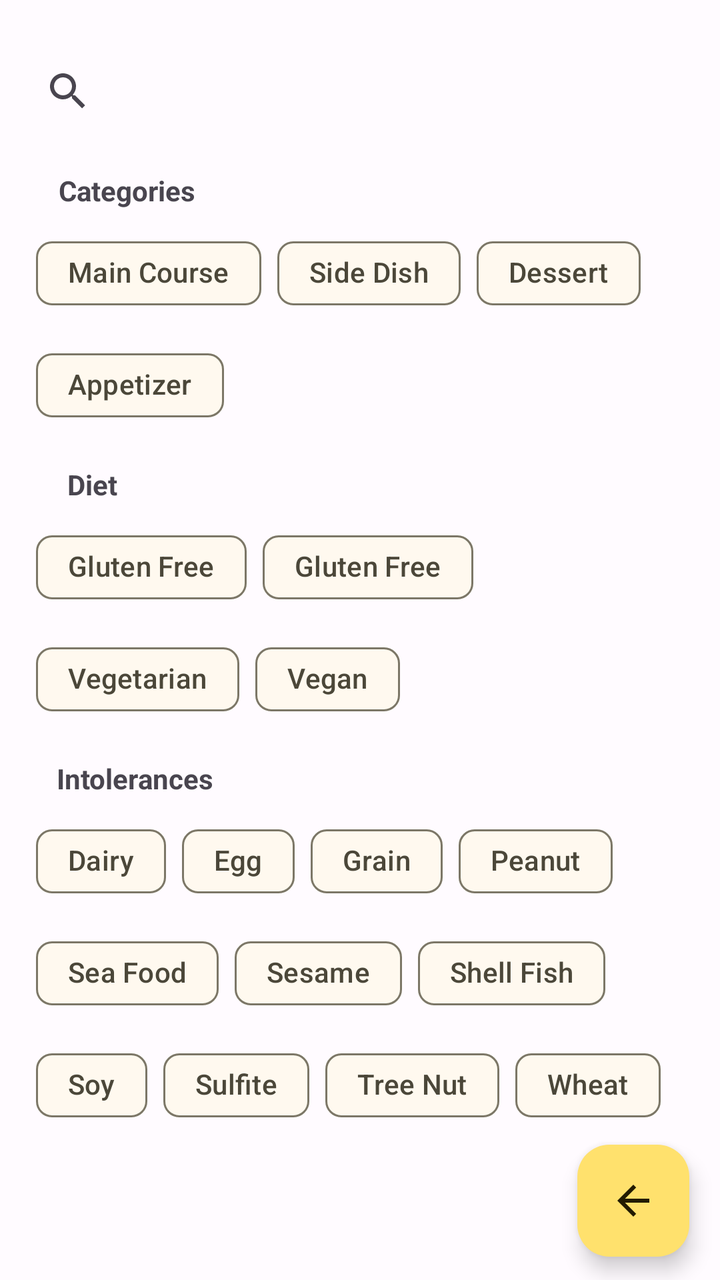
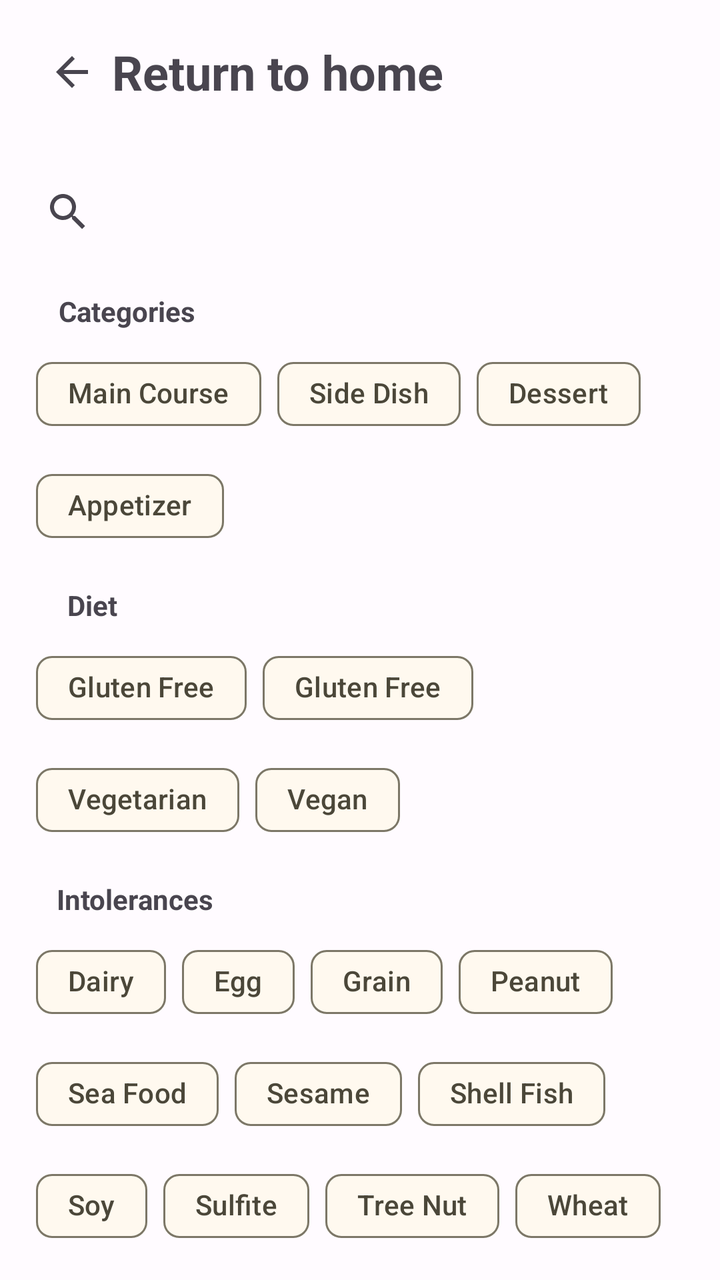

Screens rendered from an Android XML layout before and after an edit, with the pre-edit source and the edit as a unified diff.
<!-- AndroidManifest.xml: application theme Theme.Food_alchemy -->
<!-- res/layout/fragment_search.xml -->
<?xml version="1.0" encoding="utf-8"?>
<androidx.constraintlayout.widget.ConstraintLayout xmlns:android="http://schemas.android.com/apk/res/android"
    xmlns:app="http://schemas.android.com/apk/res-auto"
    xmlns:tools="http://schemas.android.com/tools"
    android:layout_width="match_parent"
    android:layout_height="match_parent"
    tools:context=".ui.main.MainActivity">

    
    <SearchView
        android:id="@+id/searchView"
        android:layout_width="match_parent"
        android:layout_height="wrap_content"
        android:layout_below="@id/chip_group_categories"
        android:layout_marginTop="10dp"
        android:queryHint="Search..."
        app:iconifiedByDefault="false"
        android:clickable="true"
        android:layout_marginStart="10dp"
        android:layout_marginEnd="10dp"
        app:layout_constraintBottom_toBottomOf="parent"
        app:layout_constraintEnd_toEndOf="parent"
        app:layout_constraintStart_toStartOf="parent"
        app:layout_constraintTop_toTopOf="parent"
        app:layout_constraintVertical_bias="0.02"
        android:focusable="true" />

    <com.google.android.material.chip.ChipGroup
        android:id="@+id/chip_ingredients"
        android:layout_width="match_parent"
        android:layout_height="wrap_content"
        app:layout_constraintStart_toStartOf="parent"
        app:layout_constraintEnd_toEndOf="parent"
        app:layout_constraintTop_toBottomOf="@id/searchView"
        app:layout_constraintBottom_toTopOf="@id/text_categories">

    </com.google.android.material.chip.ChipGroup>

    
    <TextView
        android:id="@+id/text_categories"
        android:layout_width="wrap_content"
        android:layout_height="wrap_content"
        android:text="@string/categories"
        android:layout_marginTop="16dp"
        android:textStyle="bold"
        app:layout_constraintStart_toStartOf="parent"
        app:layout_constraintEnd_toEndOf="parent"
        app:layout_constraintTop_toBottomOf="@id/chip_ingredients"
        app:layout_constraintBottom_toTopOf="@id/chip_group_categories"
        app:layout_constraintHorizontal_bias="0.1" />


    <com.google.android.material.chip.ChipGroup
        android:id="@+id/chip_group_categories"
        android:layout_width="match_parent"
        android:layout_height="wrap_content"
        android:layout_below="@id/text_categories"
        android:layout_marginTop="8dp"
        app:singleSelection="true"
        android:layout_marginStart="18dp"
        android:layout_marginEnd="18dp"
        app:layout_constraintStart_toStartOf="parent"
        app:layout_constraintEnd_toEndOf="parent"
        app:layout_constraintTop_toBottomOf="@id/text_categories"
        app:layout_constraintBottom_toTopOf="@id/text_diet">


        <com.google.android.material.chip.Chip
            android:id="@+id/chip_main_course"
            style="@style/Widget.Material3.Chip.Filter"
            android:layout_width="wrap_content"
            android:layout_height="wrap_content"
            android:checked="false"
            android:text="@string/main_course" />

        <com.google.android.material.chip.Chip
            android:id="@+id/chip_side_dish"
            style="@style/Widget.Material3.Chip.Filter"
            android:layout_width="wrap_content"
            android:layout_height="wrap_content"
            android:checked="false"
            android:text="@string/side_dish" />

        <com.google.android.material.chip.Chip
            android:id="@+id/chip_dessert"
            style="@style/Widget.Material3.Chip.Filter"
            android:layout_width="wrap_content"
            android:layout_height="wrap_content"
            android:checked="false"
            android:text="@string/dessert" />

        <com.google.android.material.chip.Chip
            android:id="@+id/chip_appetizer"
            style="@style/Widget.Material3.Chip.Filter"
            android:layout_width="wrap_content"
            android:layout_height="wrap_content"
            android:checked="false"
            android:text="@string/appetizer" />

        
        

    </com.google.android.material.chip.ChipGroup>

    
    <TextView
        android:id="@+id/text_diet"
        android:layout_width="wrap_content"
        android:layout_height="wrap_content"
        android:text="@string/diet"
        android:layout_below="@id/searchView"
        android:layout_marginTop="16dp"
        android:textStyle="bold"
        app:layout_constraintStart_toStartOf="parent"
        app:layout_constraintEnd_toEndOf="parent"
        app:layout_constraintTop_toBottomOf="@id/chip_group_categories"
        app:layout_constraintBottom_toTopOf="@id/chip_group_diet"
        app:layout_constraintHorizontal_bias="0.1"/>

    <com.google.android.material.chip.ChipGroup
        android:id="@+id/chip_group_diet"
        android:layout_width="match_parent"
        android:layout_height="wrap_content"
        android:layout_below="@id/text_diet"
        android:layout_marginTop="8dp"
        android:layout_marginStart="18dp"
        android:layout_marginEnd="18dp"
        app:singleSelection="false"
        app:layout_constraintStart_toStartOf="parent"
        app:layout_constraintEnd_toEndOf="parent"
        app:layout_constraintTop_toBottomOf="@id/text_diet"
        app:layout_constraintBottom_toTopOf="@id/text_intolerances">

        <com.google.android.material.chip.Chip
            android:id="@+id/no_diet"
            style="@style/Widget.Material3.Chip.Filter"
            android:layout_width="wrap_content"
            android:layout_height="wrap_content"
            android:checked="false"
            android:text="@string/gluten_free" />

        <com.google.android.material.chip.Chip
            android:id="@+id/gluten_free"
            style="@style/Widget.Material3.Chip.Filter"
            android:layout_width="wrap_content"
            android:layout_height="wrap_content"
            android:checked="false"
            android:text="@string/gluten_free" />

        <com.google.android.material.chip.Chip
            android:id="@+id/vegetarian"
            style="@style/Widget.Material3.Chip.Filter"
            android:layout_width="wrap_content"
            android:layout_height="wrap_content"
            android:checked="false"
            android:text="@string/vegetarian" />

        <com.google.android.material.chip.Chip
            android:id="@+id/vegan"
            style="@style/Widget.Material3.Chip.Filter"
            android:layout_width="wrap_content"
            android:layout_height="wrap_content"
            android:checked="false"
            android:text="@string/vegan" />
        
        

    </com.google.android.material.chip.ChipGroup>

    
    <TextView
        android:id="@+id/text_intolerances"
        android:layout_width="wrap_content"
        android:layout_height="wrap_content"
        android:text="@string/intolerances"
        android:layout_below="@id/chip_group_diet"
        android:layout_marginTop="16dp"
        android:textStyle="bold"
        app:layout_constraintStart_toStartOf="parent"
        app:layout_constraintEnd_toEndOf="parent"
        app:layout_constraintTop_toBottomOf="@id/chip_group_diet"
        app:layout_constraintBottom_toTopOf="@id/chip_group_intolerances"
        app:layout_constraintHorizontal_bias="0.1"/>

    <com.google.android.material.chip.ChipGroup
        android:id="@+id/chip_group_intolerances"
        android:layout_width="match_parent"
        android:layout_height="wrap_content"
        android:layout_below="@id/text_intolerances"
        android:layout_marginTop="8dp"
        android:layout_marginStart="18dp"
        android:layout_marginEnd="18dp"
        app:singleSelection="false"
        app:layout_constraintStart_toStartOf="parent"
        app:layout_constraintEnd_toEndOf="parent"
        app:layout_constraintTop_toBottomOf="@id/text_intolerances">

        <com.google.android.material.chip.Chip
            android:id="@+id/dairy"
            style="@style/Widget.Material3.Chip.Filter"
            android:layout_width="wrap_content"
            android:layout_height="wrap_content"
            android:checked="false"
            android:text="@string/dairy" />

        <com.google.android.material.chip.Chip
            android:id="@+id/egg"
            style="@style/Widget.Material3.Chip.Filter"
            android:layout_width="wrap_content"
            android:layout_height="wrap_content"
            android:checked="false"
            android:text="@string/egg" />

        <com.google.android.material.chip.Chip
            android:id="@+id/grain"
            style="@style/Widget.Material3.Chip.Filter"
            android:layout_width="wrap_content"
            android:layout_height="wrap_content"
            android:checked="false"
            android:text="@string/grain" />

        <com.google.android.material.chip.Chip
            android:id="@+id/peanut"
            style="@style/Widget.Material3.Chip.Filter"
            android:layout_width="wrap_content"
            android:layout_height="wrap_content"
            android:checked="false"
            android:text="@string/peanut" />

        <com.google.android.material.chip.Chip
            android:id="@+id/sea_food"
            style="@style/Widget.Material3.Chip.Filter"
            android:layout_width="wrap_content"
            android:layout_height="wrap_content"
            android:checked="false"
            android:text="@string/sea_food" />

        <com.google.android.material.chip.Chip
            android:id="@+id/sesame"
            style="@style/Widget.Material3.Chip.Filter"
            android:layout_width="wrap_content"
            android:layout_height="wrap_content"
            android:checked="false"
            android:text="@string/sesame" />

        <com.google.android.material.chip.Chip
            android:id="@+id/shell_fish"
            style="@style/Widget.Material3.Chip.Filter"
            android:layout_width="wrap_content"
            android:layout_height="wrap_content"
            android:checked="false"
            android:text="@string/shell_fish" />

        <com.google.android.material.chip.Chip
            android:id="@+id/soy"
            style="@style/Widget.Material3.Chip.Filter"
            android:layout_width="wrap_content"
            android:layout_height="wrap_content"
            android:checked="false"
            android:text="@string/soy" />

        <com.google.android.material.chip.Chip
            android:id="@+id/sulfite"
            style="@style/Widget.Material3.Chip.Filter"
            android:layout_width="wrap_content"
            android:layout_height="wrap_content"
            android:checked="false"
            android:text="@string/sulfite" />

        <com.google.android.material.chip.Chip
            android:id="@+id/tree_nut"
            style="@style/Widget.Material3.Chip.Filter"
            android:layout_width="wrap_content"
            android:layout_height="wrap_content"
            android:checked="false"
            android:text="@string/tree_nut" />

        <com.google.android.material.chip.Chip
            android:id="@+id/wheat"
            style="@style/Widget.Material3.Chip.Filter"
            android:layout_width="wrap_content"
            android:layout_height="wrap_content"
            android:checked="false"
            android:text="@string/wheat" />

        
        

    </com.google.android.material.chip.ChipGroup>

    <com.google.android.material.floatingactionbutton.FloatingActionButton
        android:id="@+id/back_to_home_button"
        android:layout_width="wrap_content"
        android:layout_height="wrap_content"
        android:clickable="true"
        android:src="@drawable/baseline_arrow_back_24"
        app:layout_constraintBottom_toBottomOf="parent"
        app:layout_constraintEnd_toEndOf="parent"
        app:layout_constraintHorizontal_bias="0.95"
        app:layout_constraintStart_toStartOf="parent"
        app:layout_constraintTop_toTopOf="parent"
        app:layout_constraintVertical_bias="0.98"
        android:focusable="true" />

</androidx.constraintlayout.widget.ConstraintLayout>
<!-- resources referenced by this layout -->
<resources>
  <!-- drawable baseline_arrow_back_24 (drawable) -->
  <vector android:autoMirrored="true" android:height="24dp"
      android:tint="#000000" android:viewportHeight="24"
      android:viewportWidth="24" android:width="24dp" xmlns:android="http://schemas.android.com/apk/res/android">
      <path android:fillColor="@android:color/black" android:pathData="M20,11H7.83l5.59,-5.59L12,4l-8,8 8,8 1.41,-1.41L7.83,13H20v-2z"/>
  </vector>
  <string name="appetizer">Appetizer</string>
  <string name="categories">Categories</string>
  <string name="dairy">Dairy</string>
  <string name="dessert">Dessert</string>
  <string name="diet">Diet</string>
  <string name="egg">Egg</string>
  <string name="gluten_free">Gluten Free</string>
  <string name="grain">Grain</string>
  <string name="intolerances">Intolerances</string>
  <string name="main_course">Main Course</string>
  <string name="peanut">Peanut</string>
  <string name="sea_food">Sea Food</string>
  <string name="sesame">Sesame</string>
  <string name="shell_fish">Shell Fish</string>
  <string name="side_dish">Side Dish</string>
  <string name="soy">Soy</string>
  <string name="sulfite">Sulfite</string>
  <string name="tree_nut">Tree Nut</string>
  <string name="vegan">Vegan</string>
  <string name="vegetarian">Vegetarian</string>
  <string name="wheat">Wheat</string>
  <style name="Theme.Food_alchemy" parent="Base.Theme.Food_alchemy" />
  <color name="md_theme_light_primary">#705D00</color>
  <color name="md_theme_light_onPrimary">#FFFFFF</color>
  <color name="md_theme_light_primaryContainer">#FFE16D</color>
  <color name="md_theme_light_onPrimaryContainer">#221B00</color>
  <color name="md_theme_light_secondary">#675E40</color>
  <color name="md_theme_light_onSecondary">#FFFFFF</color>
  <color name="md_theme_light_secondaryContainer">#EFE2BC</color>
  <color name="md_theme_light_onSecondaryContainer">#211B04</color>
  <color name="md_theme_light_tertiary">#44664E</color>
  <color name="md_theme_light_onTertiary">#FFFFFF</color>
  <color name="md_theme_light_tertiaryContainer">#C6ECCD</color>
  <color name="md_theme_light_onTertiaryContainer">#00210E</color>
  <color name="md_theme_light_error">#BA1A1A</color>
  <color name="md_theme_light_onError">#FFFFFF</color>
  <color name="md_theme_light_errorContainer">#FFDAD6</color>
  <color name="md_theme_light_onErrorContainer">#410002</color>
  <color name="md_theme_light_outline">#7C7767</color>
  <color name="md_theme_light_background">#FFFBFF</color>
  <color name="md_theme_light_onBackground">#1D1B16</color>
  <color name="md_theme_light_surface">#FFF9EF</color>
  <color name="md_theme_light_onSurface">#1D1B16</color>
  <color name="md_theme_light_surfaceVariant">#EAE2CF</color>
  <color name="md_theme_light_onSurfaceVariant">#4B4739</color>
  <color name="md_theme_light_inverseSurface">#33302A</color>
  <color name="md_theme_light_inverseOnSurface">#F6F0E7</color>
  <color name="md_theme_light_inversePrimary">#E9C400</color>
  <!-- unchanged entries left out for length: 1 -->
</resources>

<!-- the commit's change to res/layout/fragment_search.xml (unified diff, before → after) -->
@@ -6,24 +6,54 @@
     android:layout_height="match_parent"
     tools:context=".ui.main.MainActivity">
 
+    <LinearLayout
+        android:id="@+id/linear_layout"
+        android:layout_width="match_parent"
+        android:layout_height="wrap_content"
+        android:gravity="center_vertical"
+        android:padding="16dp"
+        app:layout_constraintBottom_toTopOf="@id/searchView"
+        app:layout_constraintEnd_toEndOf="parent"
+        app:layout_constraintHorizontal_bias="1.0"
+        app:layout_constraintStart_toStartOf="parent"
+        app:layout_constraintTop_toTopOf="parent">
+
+        <ImageButton
+            android:id="@+id/return_button"
+            app:tint="?attr/colorControlNormal"
+            android:layout_width="wrap_content"
+            android:layout_height="wrap_content"
+            android:background="@android:color/transparent"
+            android:padding="8dp"
+            android:src="@drawable/baseline_arrow_back_24"
+            tools:ignore="ContentDescription" />
+
+        <TextView
+            android:id="@+id/title_textview"
+            android:layout_width="wrap_content"
+            android:layout_height="wrap_content"
+            android:text="@string/return_to_home"
+            android:textSize="24sp"
+            android:textStyle="bold" />
+    </LinearLayout>
+
     
     <SearchView
         android:id="@+id/searchView"
         android:layout_width="match_parent"
         android:layout_height="wrap_content"
         android:layout_below="@id/chip_group_categories"
+        android:layout_marginStart="10dp"
         android:layout_marginTop="10dp"
+        android:layout_marginEnd="10dp"
+        android:clickable="true"
+        android:focusable="true"
         android:queryHint="Search..."
         app:iconifiedByDefault="false"
-        android:clickable="true"
-        android:layout_marginStart="10dp"
-        android:layout_marginEnd="10dp"
-        app:layout_constraintBottom_toBottomOf="parent"
-        app:layout_constraintEnd_toEndOf="parent"
-        app:layout_constraintStart_toStartOf="parent"
-        app:layout_constraintTop_toTopOf="parent"
-        app:layout_constraintVertical_bias="0.02"
-        android:focusable="true" />
+        app:layout_constraintBottom_toTopOf="@id/chip_ingredients"
+        app:layout_constraintEnd_toEndOf="parent"
+        app:layout_constraintStart_toStartOf="parent"
+        app:layout_constraintTop_toBottomOf="@id/linear_layout" />
 
     <com.google.android.material.chip.ChipGroup
         android:id="@+id/chip_ingredients"
@@ -289,18 +319,4 @@
 
     </com.google.android.material.chip.ChipGroup>
 
-    <com.google.android.material.floatingactionbutton.FloatingActionButton
-        android:id="@+id/back_to_home_button"
-        android:layout_width="wrap_content"
-        android:layout_height="wrap_content"
-        android:clickable="true"
-        android:src="@drawable/baseline_arrow_back_24"
-        app:layout_constraintBottom_toBottomOf="parent"
-        app:layout_constraintEnd_toEndOf="parent"
-        app:layout_constraintHorizontal_bias="0.95"
-        app:layout_constraintStart_toStartOf="parent"
-        app:layout_constraintTop_toTopOf="parent"
-        app:layout_constraintVertical_bias="0.98"
-        android:focusable="true" />
-
 </androidx.constraintlayout.widget.ConstraintLayout>
<!-- resource entries referenced after the edit -->
@@ -17,6 +17,7 @@
   <string name="intolerances">Intolerances</string>
   <string name="main_course">Main Course</string>
   <string name="peanut">Peanut</string>
+  <string name="return_to_home">Return to home</string>
   <string name="sea_food">Sea Food</string>
   <string name="sesame">Sesame</string>
   <string name="shell_fish">Shell Fish</string>
